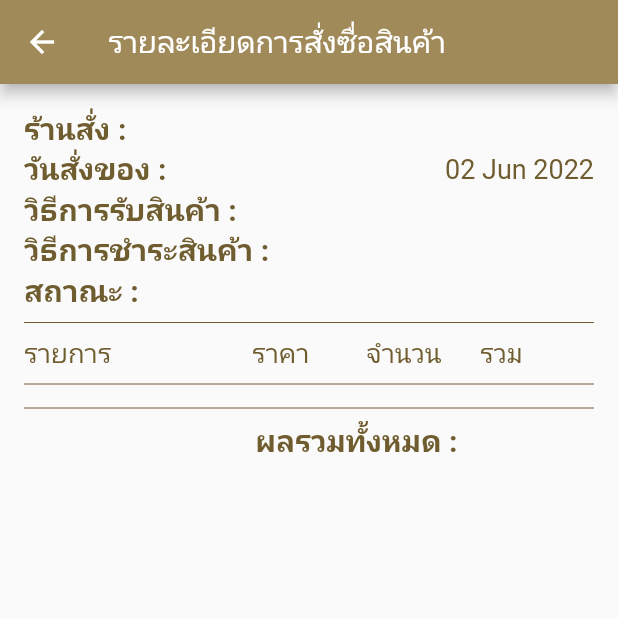
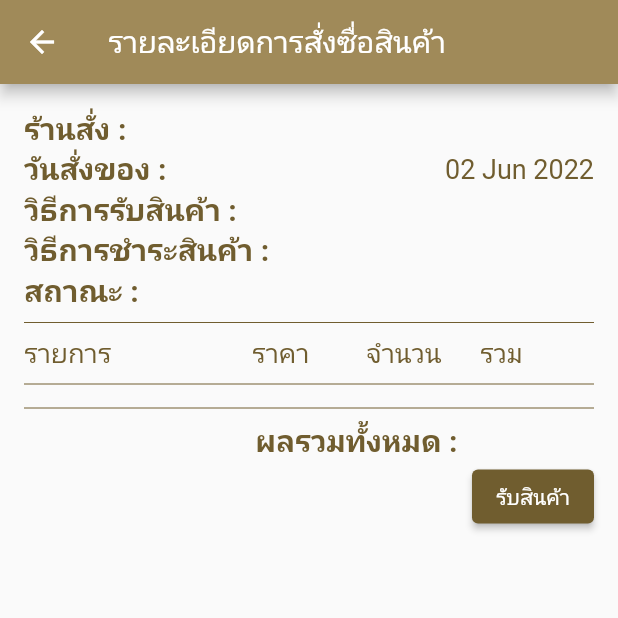
Before and after one commit to masterUNG/FrongEasyShop2, a Flutter app: the DetailOrderBuyer screen opened directly with empty values, on a phone screen of 412 x 824 dp, the top half of it. Run offline on Flutter 3.47's test engine with Material 2 defaults, Android fonts, the phone set to English and light mode, and no system bars; our stand-ins replace cached_network_image, cloud_firestore, dio, firebase_auth, firebase_core, firebase_storage and 6 more; accounts and stored records are empty.

Commit message:
update 2June

```diff
--- a/lib/states/detail_order_buyer.dart
+++ b/lib/states/detail_order_buyer.dart
@@ -4,6 +4,7 @@ import 'package:flutter/material.dart';
 import 'package:frongeasyshop/models/user_mdel.dart';
 import 'package:frongeasyshop/utility/find_user.dart';
 import 'package:frongeasyshop/utility/my_constant.dart';
+import 'package:frongeasyshop/widgets/show_button.dart';
 import 'package:intl/intl.dart';
 
 import 'package:frongeasyshop/models/order_model.dart';
@@ -129,8 +130,10 @@ class _DetailOrderBuyerState extends State<DetailOrderBuyer> {
             ),
             Row(
               children: [
-                Expanded(flex: 4,
-                  child: Row(mainAxisAlignment: MainAxisAlignment.end,
+                Expanded(
+                  flex: 4,
+                  child: Row(
+                    mainAxisAlignment: MainAxisAlignment.end,
                     children: [
                       ShowText(
                         title: 'ผลรวมทั้งหมด :   ',
@@ -139,12 +142,24 @@ class _DetailOrderBuyerState extends State<DetailOrderBuyer> {
                     ],
                   ),
                 ),
-                Expanded(flex: 1,
-                  child: ShowText(title: orderModel!.totalOrder, textStyle: MyConstant().h2Style(),),
+                Expanded(
+                  flex: 1,
+                  child: ShowText(
+                    title: orderModel!.totalOrder,
+                    textStyle: MyConstant().h2Style(),
+                  ),
                 ),
               ],
             ),
-
+            Row(
+              mainAxisAlignment: MainAxisAlignment.end,
+              children: [
+                ShowButton(
+                  label: 'รับสินค้า',
+                  pressFunc: () {},
+                ),
+              ],
+            ),
           ],
         ),
       ),
--- a/lib/states/order_history.dart
+++ b/lib/states/order_history.dart
@@ -37,13 +37,13 @@ class _OrderHistoryState extends State<OrderHistory> {
         .where('uidShopper', isEqualTo: user!.uid)
         .get()
         .then((value) async {
-      print('value ==> ${value.docs}');
+      print('## value order history ==> ${value.docs}');
       if (value.docs.isEmpty) {
         haveData = false;
       } else {
         haveData = true;
         for (var item in value.docs) {
-          // print('item ===> ${item.data()}');
+          print('## item ===> ${item.data()}');
 
           var results = item.data()['mapOrders'];
           var mapOrders = <Map<String, dynamic>>[];
@@ -62,11 +62,11 @@ class _OrderHistoryState extends State<OrderHistory> {
               uidShopper: item.data()['uidShopper'],
               urlSlip: item.data()['urlSlip']);
 
-          print('orderModel ===> ${orderModel.toMap()}');
+          print('## orderModel ===> ${orderModel.toMap()}');
 
           UserModel userModel =
               await FindUser(uid: orderModel.uidBuyer).findUserModel();
-          print('userModel ===>> ${userModel.toMap()}');
+          print('## userModel ===>> ${userModel.toMap()}');
           userModelsBuyer.add(userModel);
 
           orderModels.add(orderModel);
--- a/lib/states/service_buyer.dart
+++ b/lib/states/service_buyer.dart
@@ -15,14 +15,12 @@ class _ServiceBuyerState extends State<ServiceBuyer> {
   var titles = <String>[
     'ข้อมูลส่วนตัว',
     'เลือกร้านค้า',
-    // 'สถานะสินค้า',
     'ประวัติราการสั่งซื้อ',
   ];
 
   var keyRoutes = <String>[
     MyConstant.routProfileBuyer,
     MyConstant.routShowShopForBuyer,
-    // '',
     MyConstant.routOrderHistoryBuyer,
   ];
 
--- /dev/null
+++ b/lib/widgets/show_button.dart
@@ -0,0 +1,22 @@
+// ignore_for_file: public_member_api_docs, sort_constructors_first
+import 'package:flutter/material.dart';
+import 'package:frongeasyshop/utility/my_constant.dart';
+
+class ShowButton extends StatelessWidget {
+  final String label;
+  final Function() pressFunc;
+  const ShowButton({
+    Key? key,
+    required this.label,
+    required this.pressFunc,
+  }) : super(key: key);
+
+  @override
+  Widget build(BuildContext context) {
+    return ElevatedButton(
+      onPressed: pressFunc,
+      child: Text(label),
+      style: ElevatedButton.styleFrom(primary: MyConstant.dark),
+    );
+  }
+}
```
Also changed, not shown: 2 other files.
